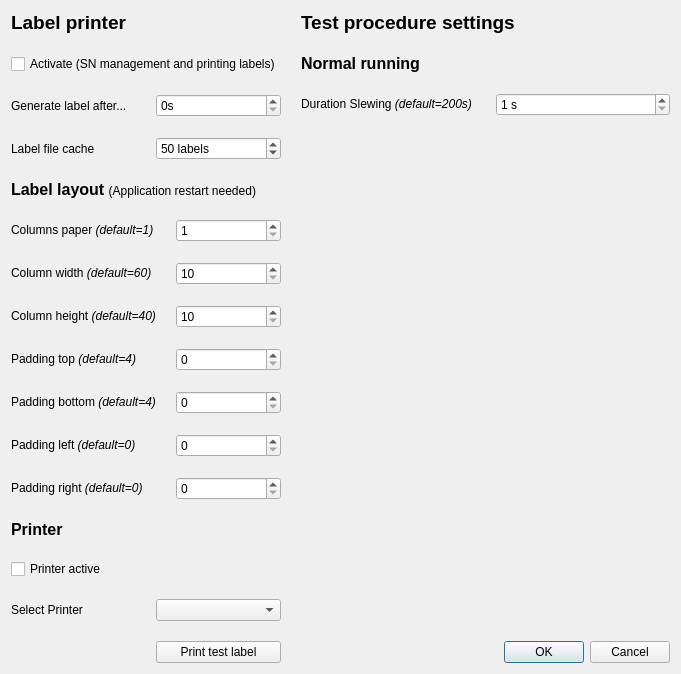
Before: the Qt Designer form app/ui/settings_diag.ui in davidsenoner/emec-drv-canopen-tester, drawn with Qt 5.
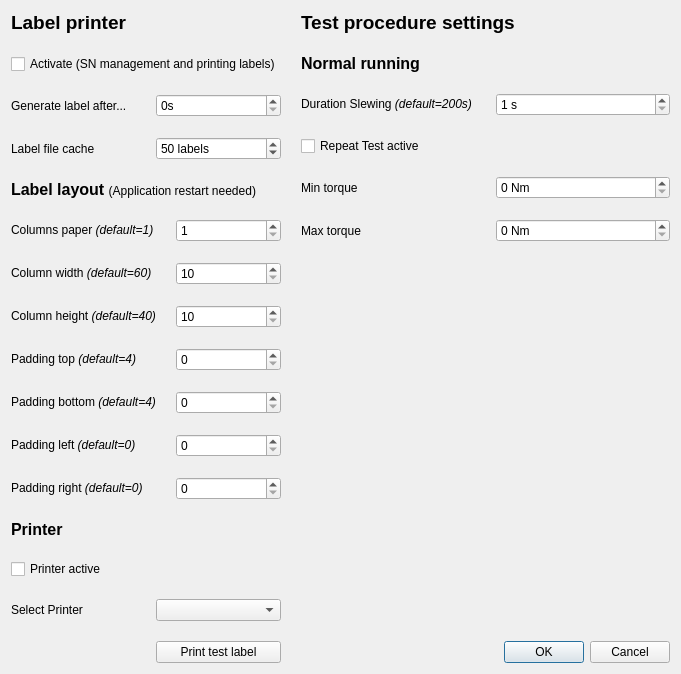
After: the same form once the commit is applied.

Commit message: feat: add settings repeated test active, min/max torque

What changed in the file:
```diff
--- a/app/ui/settings_diag.ui
+++ b/app/ui/settings_diag.ui
@@ -282,6 +282,20 @@
      </item>
      <item>
       <layout class="QGridLayout" name="gridLayout_5">
+       <item row="1" column="0">
+        <widget class="QCheckBox" name="cb_repeat_test">
+         <property name="text">
+          <string>Repeat Test active</string>
+         </property>
+        </widget>
+       </item>
+       <item row="2" column="0">
+        <widget class="QLabel" name="label_16">
+         <property name="text">
+          <string>Min torque</string>
+         </property>
+        </widget>
+       </item>
        <item row="0" column="1">
         <widget class="QSpinBox" name="sb_norm_run_slewing_duration">
          <property name="suffix">
@@ -302,6 +316,27 @@
          </property>
         </widget>
        </item>
+       <item row="2" column="1">
+        <widget class="QSpinBox" name="sb_min_torque">
+         <property name="suffix">
+          <string> Nm</string>
+         </property>
+        </widget>
+       </item>
+       <item row="3" column="0">
+        <widget class="QLabel" name="label_17">
+         <property name="text">
+          <string>Max torque</string>
+         </property>
+        </widget>
+       </item>
+       <item row="3" column="1">
+        <widget class="QSpinBox" name="sb_max_torque">
+         <property name="suffix">
+          <string> Nm</string>
+         </property>
+        </widget>
+       </item>
       </layout>
      </item>
      <item>
```
The commit also changes 2 other files.
